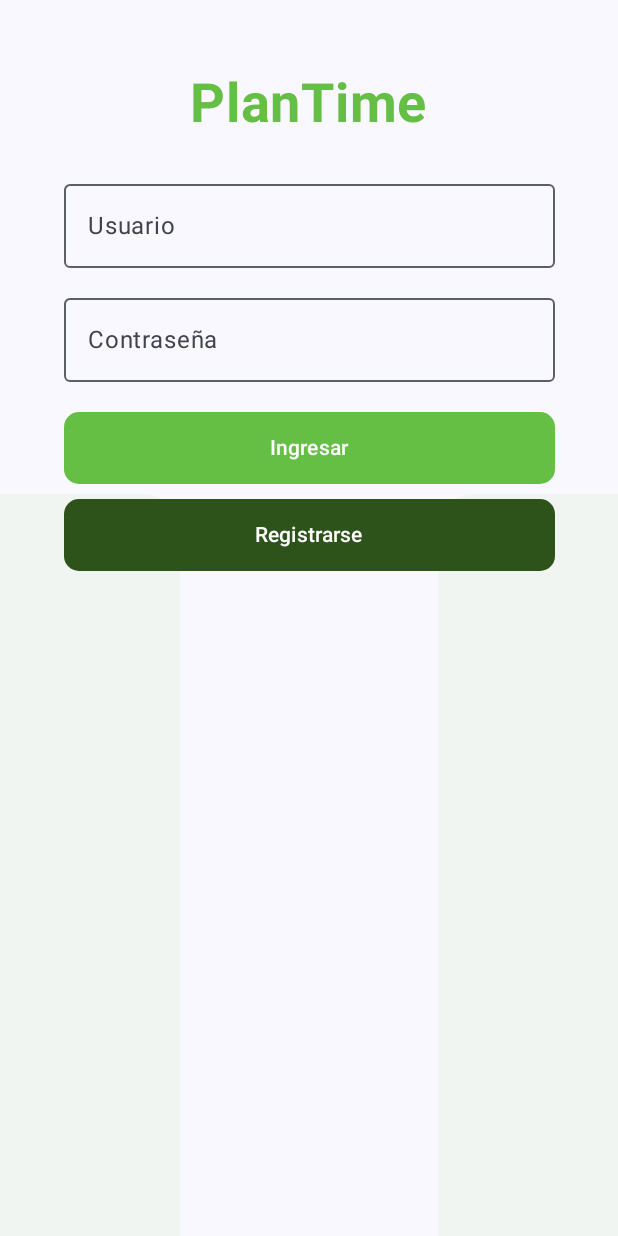
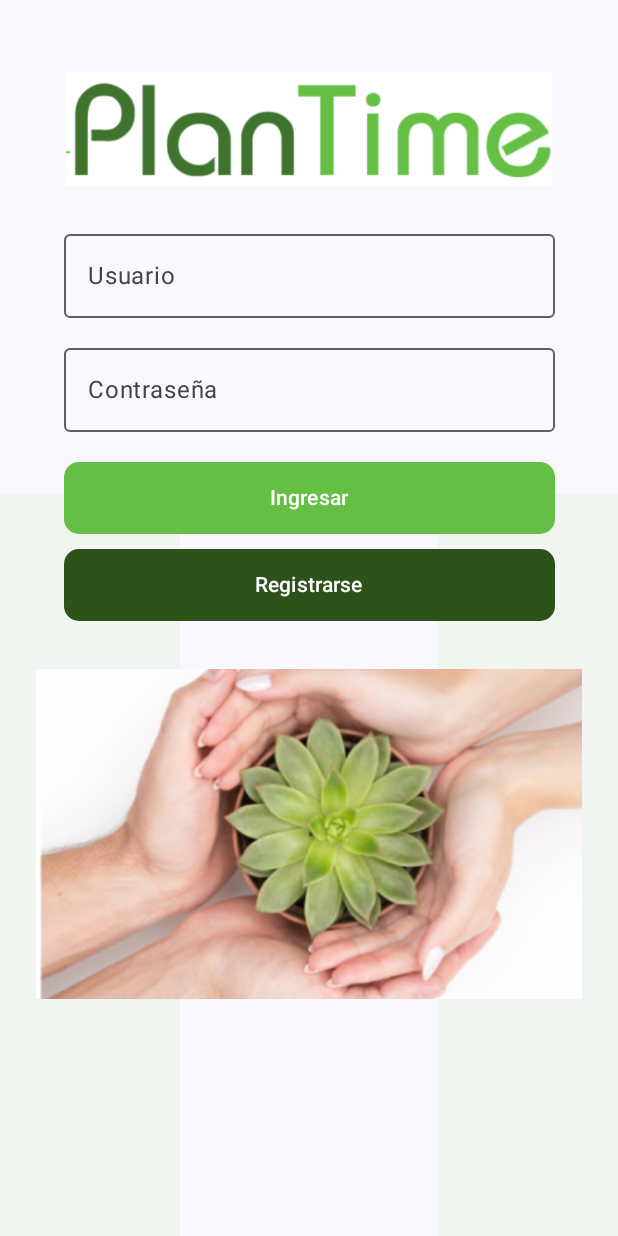
Before and after one commit to felipesuarezB/UXDesigner, an Android app built with Jetpack Compose: the screen it shows after launch (MainActivity), on a phone screen of 412 x 824 dp. Run offline under Robolectric (Android 15) with nearby library versions, the phone set to English and light mode, and no system bars.

Commit message:
improving design 5

```diff
--- a/Plantime_app/app/src/main/java/com/example/plantimeapp/ui/screens/LoginScreen.kt
+++ b/Plantime_app/app/src/main/java/com/example/plantimeapp/ui/screens/LoginScreen.kt
@@ -39,13 +39,14 @@ fun LoginScreen(
                 .padding(top = 48.dp),
             horizontalAlignment = Alignment.CenterHorizontally
         ) {
-            // Logo (optional)
-            Text(
-                text = "PlanTime",
-                fontSize = 36.sp,
-                fontWeight = FontWeight.Bold,
-                color = GreenPrimary,
-                modifier = Modifier.padding(bottom = 24.dp)
+            // Logo gráfico
+            Image(
+                painter = painterResource(id = R.drawable.logo),
+                contentDescription = "Logo PlanTime",
+                modifier = Modifier
+                    .height(100.dp)
+                    .padding(bottom = 24.dp),
+                contentScale = ContentScale.Fit
             )
 
             var user by remember { mutableStateOf("") }
@@ -87,6 +88,16 @@ fun LoginScreen(
                     .height(48.dp),
                 shape = RoundedCornerShape(10.dp)
             ) { Text("Registrarse") }
+            Spacer(Modifier.height(32.dp))
+            Image(
+                painter = painterResource(id = R.drawable.inicio),
+                contentDescription = "Imagen de inicio",
+                modifier = Modifier
+                    .fillMaxWidth()
+                    .height(220.dp)
+                    .align(Alignment.CenterHorizontally),
+                contentScale = ContentScale.Crop
+            )
         }
     }
 }
```
Also changed, not shown: Plantime_app/app/src/main/res/drawable/inicio.png (added), Plantime_app/app/src/main/res/drawable/logo.png (added), Plantime_app/app/src/main/res/drawable/menu.png (added).
